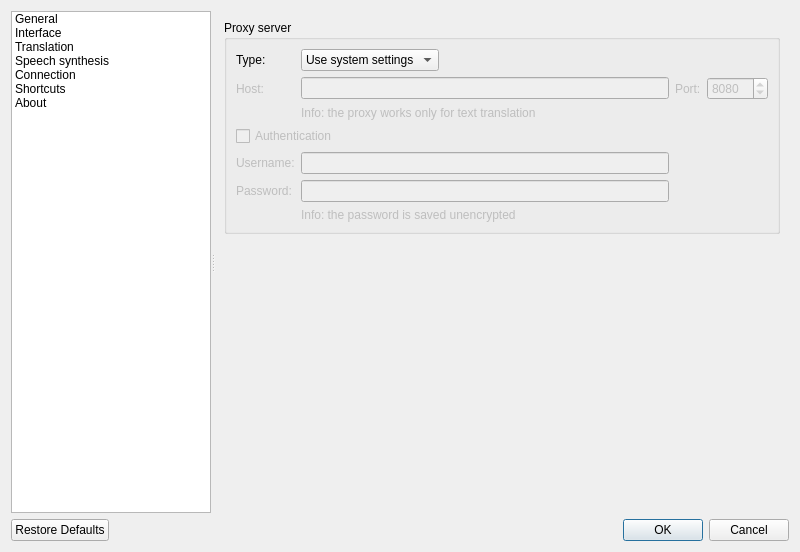
Above: src/settingsdialog.ui from crow-translate/crow-translate before the change. Below: the same form after it.
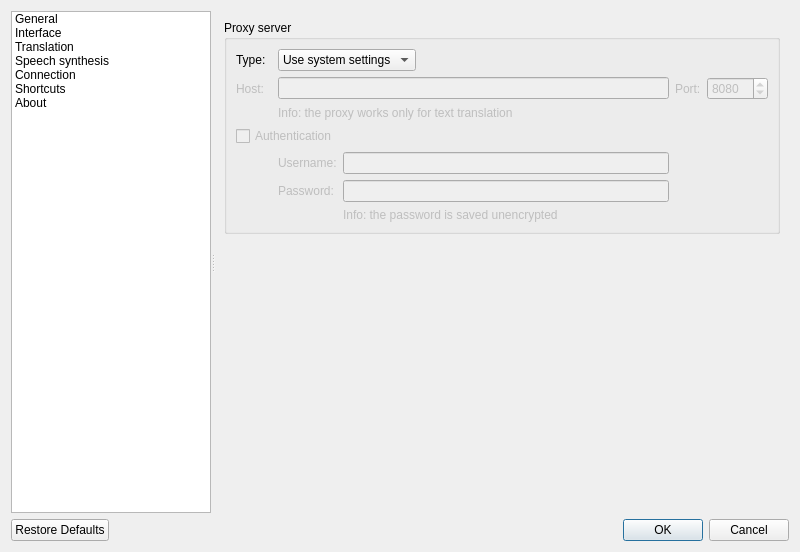
That is the form after the change. The open tabs and pages were chosen to show the change. Icons and pictures are not drawn.

Commit message: Add cosmetic fixes for settiongs layouts

Diff of the .ui file:
```diff
--- a/src/settingsdialog.ui
+++ b/src/settingsdialog.ui
@@ -865,37 +865,7 @@
              </property>
             </widget>
            </item>
-           <item row="4" column="0" colspan="2">
-            <widget class="QCheckBox" name="proxyAuthCheckBox">
-             <property name="enabled">
-              <bool>false</bool>
-             </property>
-             <property name="text">
-              <string>Authentication</string>
-             </property>
-            </widget>
-           </item>
-           <item row="5" column="0">
-            <widget class="QLabel" name="proxyUsernameLabel">
-             <property name="enabled">
-              <bool>false</bool>
-             </property>
-             <property name="text">
-              <string>Username:</string>
-             </property>
-            </widget>
-           </item>
-           <item row="1" column="0">
-            <widget class="QLabel" name="proxyHostLabel">
-             <property name="enabled">
-              <bool>false</bool>
-             </property>
-             <property name="text">
-              <string>Host:</string>
-             </property>
-            </widget>
-           </item>
-           <item row="6" column="1">
+           <item row="6" column="3">
             <widget class="QLineEdit" name="proxyPasswordEdit">
              <property name="enabled">
               <bool>false</bool>
@@ -905,7 +875,24 @@
              </property>
             </widget>
            </item>
-           <item row="1" column="3">
+           <item row="5" column="3">
+            <widget class="QLineEdit" name="proxyUsernameEdit">
+             <property name="enabled">
+              <bool>false</bool>
+             </property>
+            </widget>
+           </item>
+           <item row="7" column="3">
+            <widget class="QLabel" name="proxyPasswordInfoLabel">
+             <property name="enabled">
+              <bool>false</bool>
+             </property>
+             <property name="text">
+              <string>Info: the password is saved unencrypted</string>
+             </property>
+            </widget>
+           </item>
+           <item row="1" column="5">
             <widget class="QSpinBox" name="proxyPortSpinbox">
              <property name="enabled">
               <bool>false</bool>
@@ -921,24 +908,7 @@
              </property>
             </widget>
            </item>
-           <item row="7" column="1">
-            <widget class="QLabel" name="proxyPasswordInfoLabel">
-             <property name="enabled">
-              <bool>false</bool>
-             </property>
-             <property name="text">
-              <string>Info: the password is saved unencrypted</string>
-             </property>
-            </widget>
-           </item>
-           <item row="5" column="1">
-            <widget class="QLineEdit" name="proxyUsernameEdit">
-             <property name="enabled">
-              <bool>false</bool>
-             </property>
-            </widget>
-           </item>
-           <item row="1" column="2">
+           <item row="1" column="4">
             <widget class="QLabel" name="proxyPortLabel">
              <property name="enabled">
               <bool>false</bool>
@@ -948,7 +918,27 @@
              </property>
             </widget>
            </item>
-           <item row="6" column="0">
+           <item row="4" column="0" colspan="4">
+            <widget class="QCheckBox" name="proxyAuthCheckBox">
+             <property name="enabled">
+              <bool>false</bool>
+             </property>
+             <property name="text">
+              <string>Authentication</string>
+             </property>
+            </widget>
+           </item>
+           <item row="1" column="0">
+            <widget class="QLabel" name="proxyHostLabel">
+             <property name="enabled">
+              <bool>false</bool>
+             </property>
+             <property name="text">
+              <string>Host:</string>
+             </property>
+            </widget>
+           </item>
+           <item row="6" column="2">
             <widget class="QLabel" name="proxyPasswordLabel">
              <property name="enabled">
               <bool>false</bool>
@@ -958,7 +948,27 @@
              </property>
             </widget>
            </item>
-           <item row="0" column="1">
+           <item row="5" column="2">
+            <widget class="QLabel" name="proxyUsernameLabel">
+             <property name="enabled">
+              <bool>false</bool>
+             </property>
+             <property name="text">
+              <string>Username:</string>
+             </property>
+            </widget>
+           </item>
+           <item row="1" column="2" colspan="2">
+            <widget class="QLineEdit" name="proxyHostEdit">
+             <property name="enabled">
+              <bool>false</bool>
+             </property>
+             <property name="text">
+              <string/>
+             </property>
+            </widget>
+           </item>
+           <item row="0" column="2" colspan="2">
             <widget class="QComboBox" name="proxyTypeComboBox">
              <property name="sizePolicy">
               <sizepolicy hsizetype="Maximum" vsizetype="Fixed">
@@ -988,17 +998,7 @@
              </item>
             </widget>
            </item>
-           <item row="1" column="1">
-            <widget class="QLineEdit" name="proxyHostEdit">
-             <property name="enabled">
-              <bool>false</bool>
-             </property>
-             <property name="text">
-              <string/>
-             </property>
-            </widget>
-           </item>
-           <item row="2" column="1">
+           <item row="2" column="2" colspan="2">
             <widget class="QLabel" name="proxyInfoLabel">
              <property name="enabled">
               <bool>false</bool>
```
Left out of the diff: 374 changed lines with no effect on the pictures.
